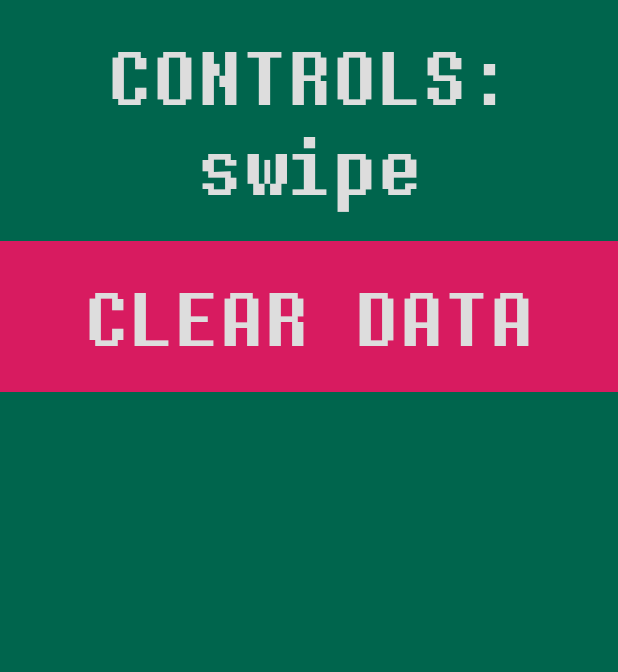
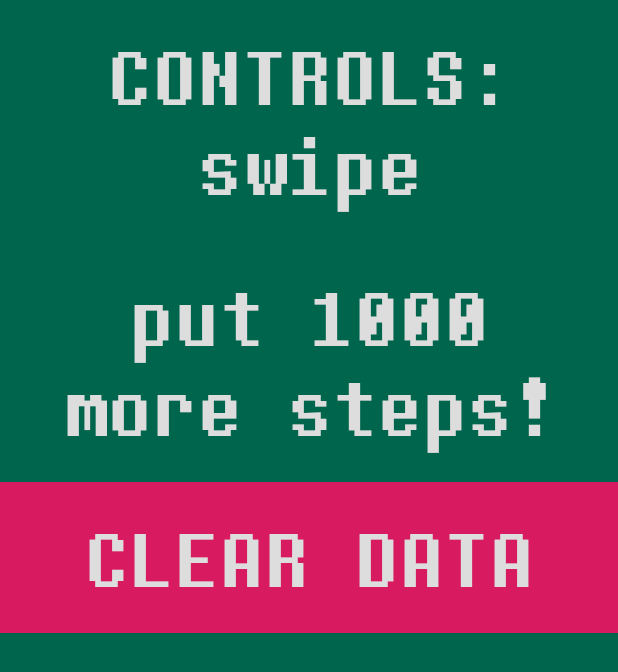
Before and after one commit to StevenBrons/sokoban, an Android app: the Settings screen opened directly, with no data from a screen before it, on a phone screen of 412 x 824 dp. Shown: the top 672 px of the screen. Run offline under Robolectric (Android 15) with nearby library versions, the phone set to English and light mode, and no system bars.

Commit message:
Added donut mode toggles in settings

```diff
--- a/sokoban_app/app/src/main/java/com/debernardi/sokoban/Settings.java
+++ b/sokoban_app/app/src/main/java/com/debernardi/sokoban/Settings.java
@@ -20,6 +20,25 @@ public class Settings extends AppCompatActivity {
         } else {
             v.setText("CONTROLS: swipe");
         }
+        SharedPreferences donutmode = getSharedPreferences("backgroundprefs", MODE_PRIVATE);
+        boolean donutsunlocked = donutmode.getBoolean("donutsunlocked", false);
+        SharedPreferences.Editor e = donutmode.edit();
+        int n_steps = getSharedPreferences("statprefs", MODE_PRIVATE).getInt("n_steps", 0);
+        if(n_steps==1000)
+            donutsunlocked = true;
+        if(!donutsunlocked){
+            TextView donutmode_view = (TextView) findViewById(R.id.donutMode);
+            donutmode_view.setText("put " + (1000-n_steps) + " more steps!");
+        } else {
+            e.putBoolean("donutsunlocked", true);
+            TextView donutmode_view = (TextView) findViewById(R.id.donutMode);
+            if(donutmode.contains("donutsenabled")) {
+                donutmode_view.setText("DONUT MODE: enabled");
+            } else {
+                donutmode_view.setText("DONUT MODE: disabled");
+            }
+        }
+        e.commit();
     }
 
     public void onClickToggleControls(View v){
@@ -48,5 +67,22 @@ public class Settings extends AppCompatActivity {
         e.commit();
     }
 
+    public void onClickDonutMode(View view){
+        SharedPreferences donutmode = getSharedPreferences("backgroundprefs", MODE_PRIVATE);
+        boolean donutsunlocked = donutmode.getBoolean("donutsunlocked", false);
+        SharedPreferences.Editor e = donutmode.edit();
+        if(donutsunlocked){
+            //toggle donut mode!
+            if(donutmode.contains("donutsenabled")){
+                e.remove("donutsenabled");
+                ((TextView)view).setText("DONUT MODE: disabled");
+            } else {
+                e.putBoolean("donutsenabled", true);
+                ((TextView)view).setText("DONUT MODE: enabled");
+            }
+        }
+
+    }
+
 
 }
--- a/sokoban_app/app/src/main/res/layout/activity_settings.xml
+++ b/sokoban_app/app/src/main/res/layout/activity_settings.xml
@@ -26,6 +26,19 @@
 
         <TextView
             android:gravity="center"
+            android:id="@+id/donutMode"
+            android:layout_width="match_parent"
+            android:layout_height="wrap_content"
+            android:padding="20dp"
+            android:textSize="50sp"
+            android:fontFamily="@font/dtm_mono"
+            android:textColor="@color/levelSelectBackgroundEven"
+            android:background="@color/colorPrimaryDark"
+            android:text="put 1000 more steps to unlock"
+            android:onClick="onClickDonutMode"/>
+
+        <TextView
+            android:gravity="center"
         android:layout_width="match_parent"
         android:layout_height="wrap_content"
         android:padding="20dp"
@@ -37,6 +50,7 @@
         android:onClick="onClickClearData"/>
 
 
+
     </LinearLayout>
 
 </android.support.constraint.ConstraintLayout>
```
